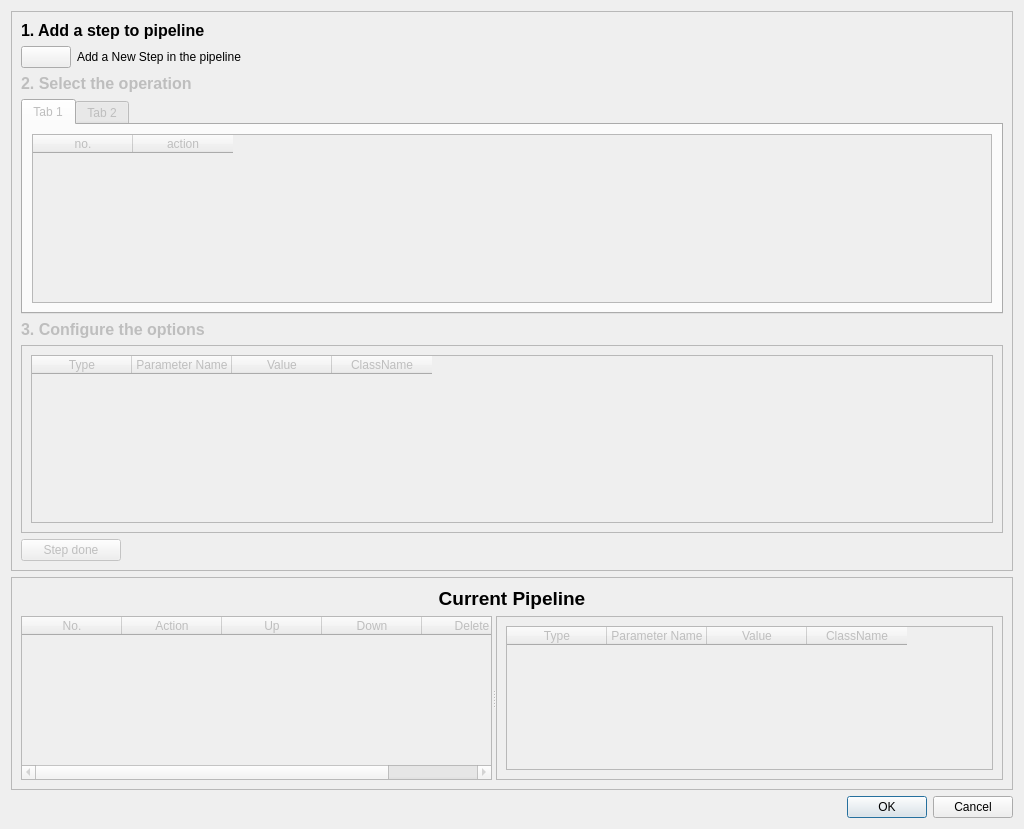
Qt form FEniCSBloodSim/GUI_Module/Forms/Workflow/genericworkflowdialog.ui (carmenalonsomontes/FEniCS-Medical-Simulation) before a commit.
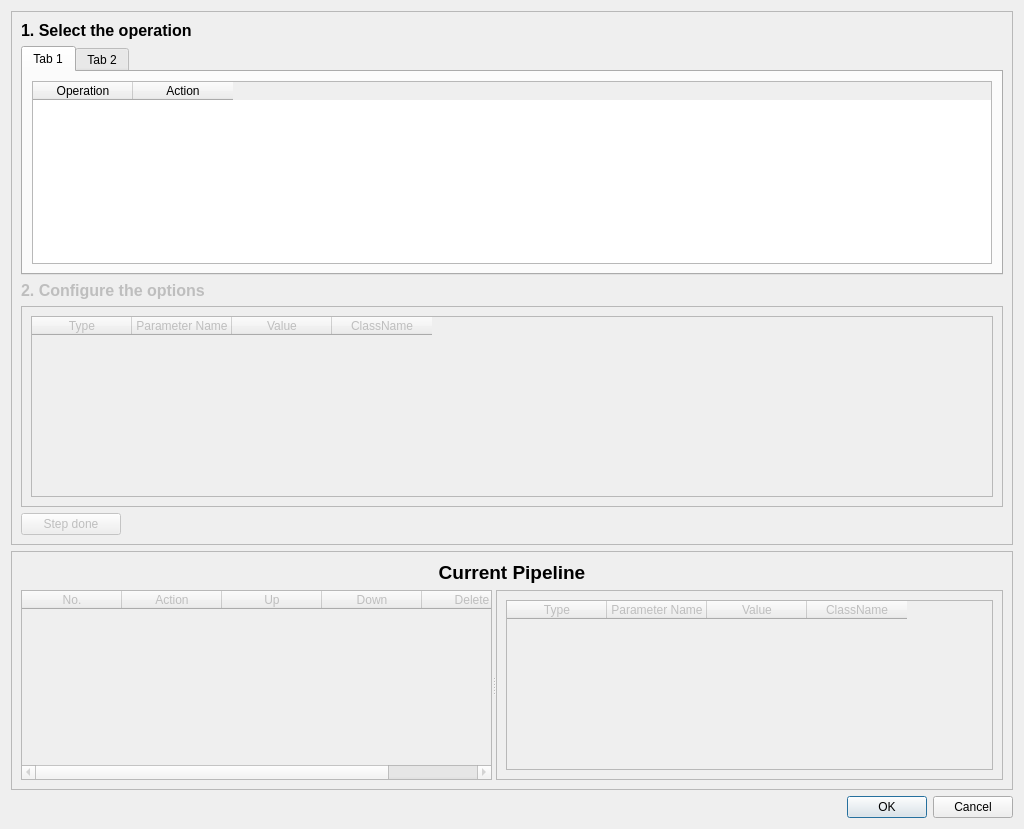
The same form after that commit. Icons and pictures are not drawn.

Diff of the .ui file:
```diff
--- a/FEniCSBloodSim/GUI_Module/Forms/Workflow/genericworkflowdialog.ui
+++ b/FEniCSBloodSim/GUI_Module/Forms/Workflow/genericworkflowdialog.ui
@@ -36,57 +36,12 @@
      </property>
      <layout class="QVBoxLayout" name="verticalLayout_2">
       <item>
-       <widget class="QLabel" name="addStepTitle">
-        <property name="font">
-         <font>
-          <pointsize>12</pointsize>
-          <weight>75</weight>
-          <bold>true</bold>
-         </font>
-        </property>
-        <property name="text">
-         <string>1. Add a step to pipeline</string>
-        </property>
-       </widget>
-      </item>
-      <item>
-       <layout class="QHBoxLayout" name="horizontalLayout">
-        <item>
-         <widget class="QPushButton" name="addStepToPipelineButton">
-          <property name="sizePolicy">
-           <sizepolicy hsizetype="Fixed" vsizetype="Fixed">
-            <horstretch>0</horstretch>
-            <verstretch>0</verstretch>
-           </sizepolicy>
-          </property>
-          <property name="maximumSize">
-           <size>
-            <width>50</width>
-            <height>50</height>
-           </size>
-          </property>
-          <property name="text">
-           <string/>
-          </property>
-          <property name="icon">
-           <iconset resource="../../../fenics_blood_sim.qrc">
-            <normaloff>:/menu/GUI_Module/images/menu/add.png</normaloff>:/menu/GUI_Module/images/menu/add.png</iconset>
-          </property>
-         </widget>
-        </item>
-        <item>
-         <widget class="QLabel" name="addStepText">
-          <property name="text">
-           <string>Add a New Step in the pipeline</string>
-          </property>
-         </widget>
-        </item>
-       </layout>
+       <layout class="QHBoxLayout" name="horizontalLayout"/>
       </item>
       <item>
        <widget class="QLabel" name="selectOperationStep">
         <property name="enabled">
-         <bool>false</bool>
+         <bool>true</bool>
         </property>
         <property name="font">
          <font>
@@ -96,14 +51,14 @@
          </font>
         </property>
         <property name="text">
-         <string>2. Select the operation</string>
+         <string>1. Select the operation</string>
         </property>
        </widget>
       </item>
       <item>
        <widget class="QTabWidget" name="tabMethods">
         <property name="enabled">
-         <bool>false</bool>
+         <bool>true</bool>
         </property>
         <property name="minimumSize">
          <size>
@@ -133,17 +88,20 @@
          <layout class="QVBoxLayout" name="verticalLayout">
           <item>
            <widget class="QTableWidget" name="tableMethods1">
+            <property name="enabled">
+             <bool>true</bool>
+            </property>
             <property name="acceptDrops">
              <bool>true</bool>
             </property>
             <column>
              <property name="text">
-              <string>no.</string>
+              <string>Operation</string>
              </property>
             </column>
             <column>
              <property name="text">
-              <string>action</string>
+              <string>Action</string>
              </property>
             </column>
            </widget>
@@ -173,7 +131,7 @@
          </font>
         </property>
         <property name="text">
-         <string>3. Configure the options</string>
+         <string>2. Configure the options</string>
         </property>
        </widget>
       </item>
```
Left out of the diff: 4 changed lines with no effect on the pictures.
